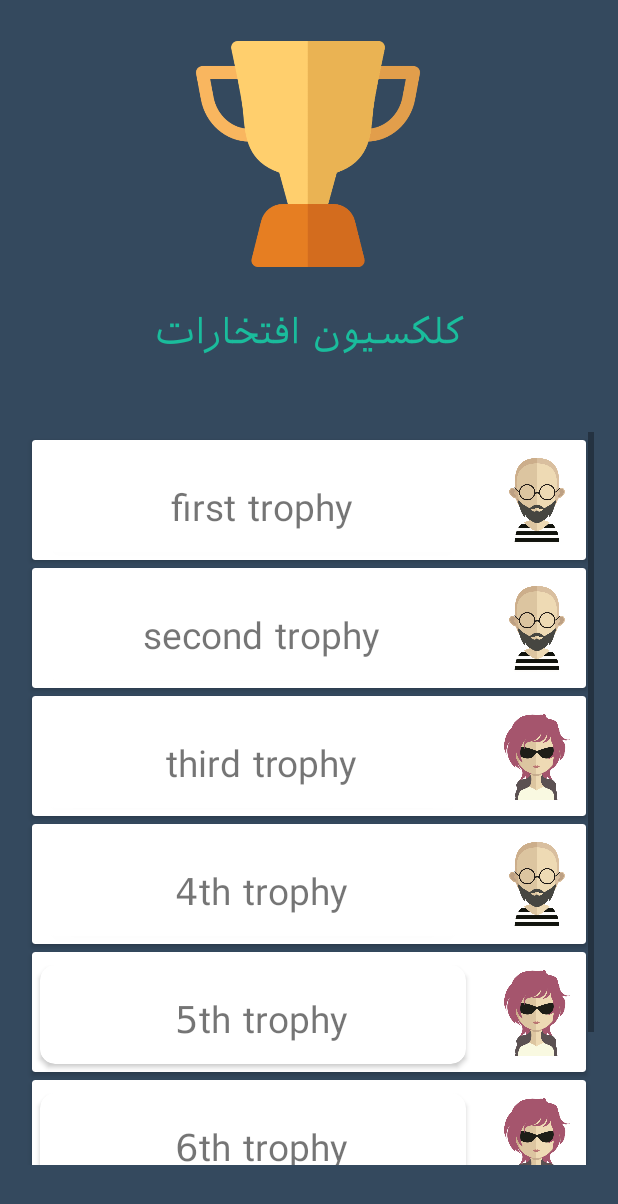
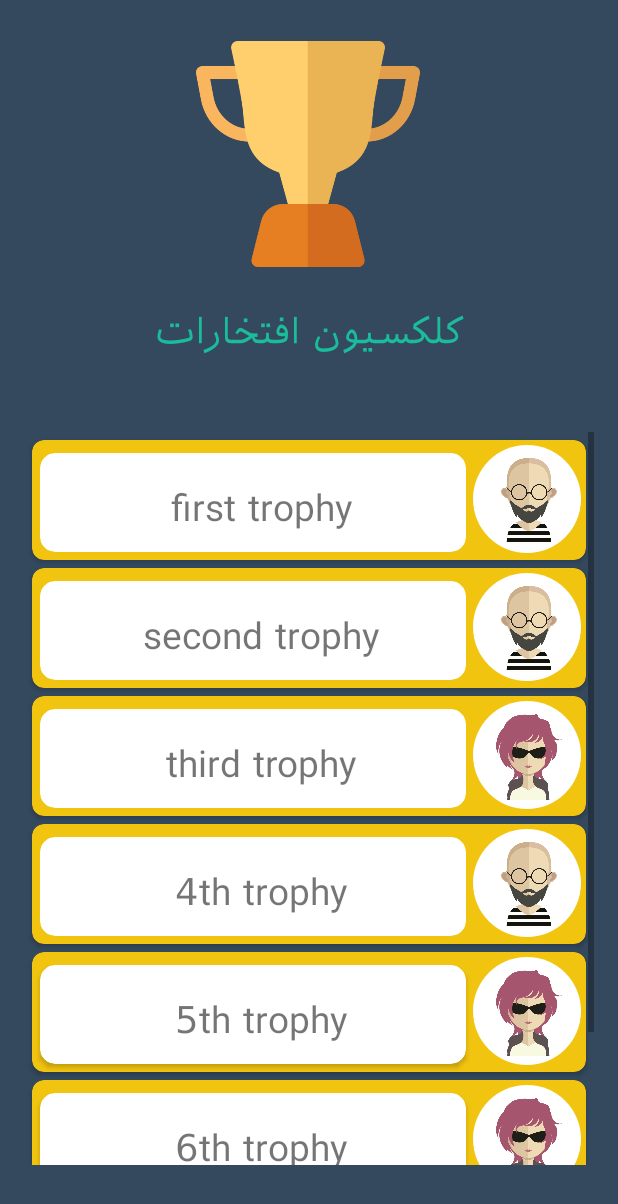
Before and after one commit to alirezaarv/projectSummer, an Android app: the TrophyPageActivity screen opened directly, with no data from a screen before it, on a phone screen of 412 x 824 dp. Shown: the top 1204 px of the screen. Run offline under Robolectric (Android 15) with nearby library versions, the phone set to English and light mode, and no system bars.

Commit message:
mohammadmahdi this commitment is on wednesday, 10 days left to deadline of faculty

```diff
--- a/app/src/main/res/layout/trophy_page_recycler_cardview_template.xml
+++ b/app/src/main/res/layout/trophy_page_recycler_cardview_template.xml
@@ -10,7 +10,8 @@
     android:layout_marginTop="5dp"
     android:layout_marginRight="5dp"
     android:layout_marginBottom="5dp"
-    android:background="@drawable/rounded_layout_shape">
+    app:cardBackgroundColor="@color/colorA13"
+    app:cardCornerRadius="8dp">
 
 
     <com.non_android_programmers.responsiveguiapi9.ResponsiveCardView
@@ -42,7 +43,7 @@
         android:layout_width="72dp"
         android:layout_height="72dp"
         android:background="@drawable/register_image_veiw_shape"
-        android:layout_marginLeft="297dp"
+        android:layout_marginLeft="293dp"
         android:layout_marginTop="3dp"
         android:gravity="center">
 
@@ -51,7 +52,7 @@
             android:layout_width="57dp"
             android:layout_height="57dp"
             android:layout_marginTop="3dp"
-            android:layout_marginLeft="5dp"
+            android:layout_marginLeft="3dp"
             android:layout_marginRight="3dp"
             android:layout_marginBottom="3dp"/>
     </com.non_android_programmers.responsivegui.ResponsiveRelativeLayout>
```
Also changed, not shown: app/src/main/res/layout/ranking_page_cardview_template.xml (+4 -3 lines).
